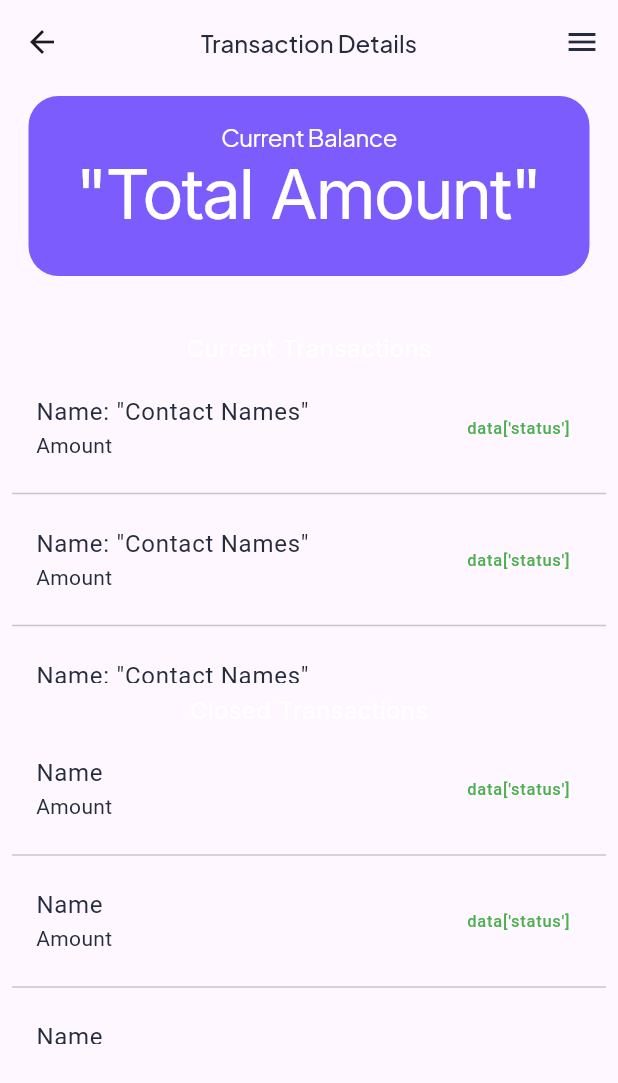
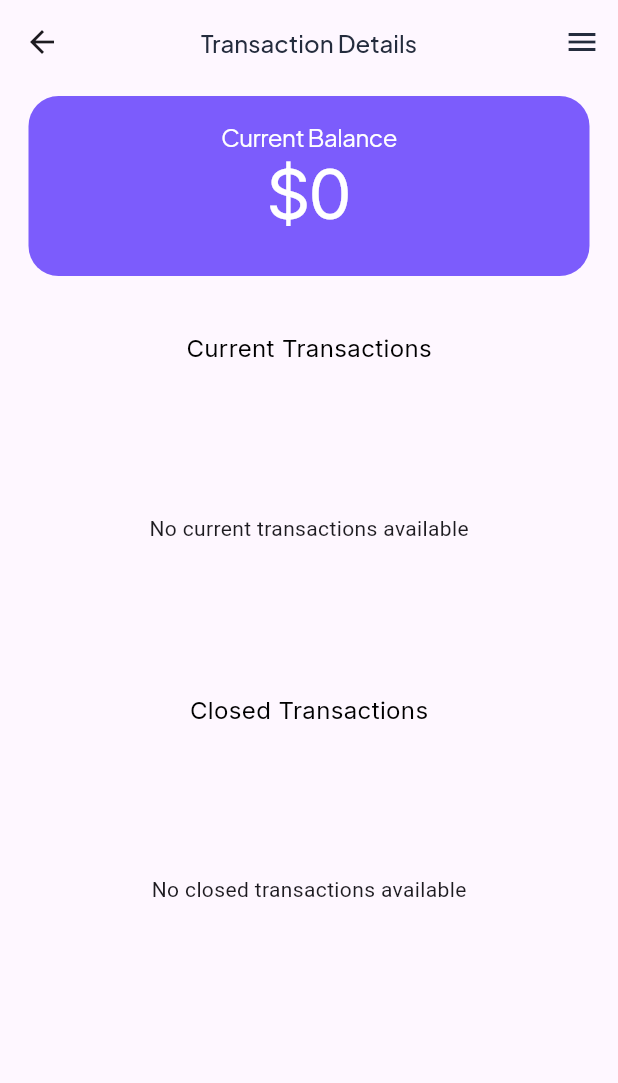
Before and after one commit to fwdAndroid/oweflow, a Flutter app: the WalletPageOffline screen opened directly, on a phone screen of 412 x 824 dp. Shown: the top 1083 px of the screen. Run offline on Flutter 3.47's test engine with Material 3 defaults, Android fonts, the phone set to English and light mode, and no system bars; our stand-ins replace cloud_firestore, firebase_auth, firebase_core, google_fonts, sqflite, syncfusion_flutter_calendar; accounts and stored records are empty.

Commit message:
Wallet Offline

```diff
--- a/lib/offline_mode/dashboard/offline_wallet_page.dart
+++ b/lib/offline_mode/dashboard/offline_wallet_page.dart
@@ -1,5 +1,6 @@
 import 'package:flutter/material.dart';
 import 'package:google_fonts/google_fonts.dart';
+import 'package:oweflow/localdatabase/local_db.dart'; // Ensure this import is correct
 import 'package:oweflow/offline_mode/featuers/offline_pre_features.dart';
 import 'package:oweflow/utils/colors.dart';
 
@@ -12,12 +13,55 @@ class WalletPageOffline extends StatefulWidget {
 
 class _WalletPageOfflineState extends State<WalletPageOffline> {
   var totalAmount = 0;
+  List<Map<String, dynamic>> currentTransactions = [];
+  List<Map<String, dynamic>> closedTransactions = [];
 
   @override
   void initState() {
-    // TODO: implement initState
     super.initState();
-    //calculateTotalAmount();
+    fetchTransactions();
+    fetchCompletedTransactions();
+    calculateTotalAmount();
+  }
+
+  Future<void> fetchTransactions() async {
+    try {
+      DatabaseMethod dbMethod = DatabaseMethod();
+      List<Map<String, dynamic>> transactions =
+          await dbMethod.getAllTransactions();
+
+      setState(() {
+        currentTransactions = transactions;
+      });
+    } catch (e) {
+      print('Error fetching transactions: $e');
+    }
+  }
+
+  Future<void> fetchCompletedTransactions() async {
+    try {
+      DatabaseMethod dbMethod = DatabaseMethod();
+      List<Map<String, dynamic>> transactions =
+          await dbMethod.getAllCompletedTransactions();
+
+      setState(() {
+        closedTransactions = transactions;
+      });
+    } catch (e) {
+      print('Error fetching completed transactions: $e');
+    }
+  }
+
+  Future<void> calculateTotalAmount() async {
+    try {
+      DatabaseMethod dbMethod = DatabaseMethod();
+      int amount = await dbMethod.calculateTotalAmount();
+      setState(() {
+        totalAmount = amount;
+      });
+    } catch (e) {
+      print('Error calculating total amount: $e');
+    }
   }
 
   @override
@@ -30,26 +74,33 @@ class _WalletPageOfflineState extends State<WalletPageOffline> {
               Navigator.push(
                 context,
                 MaterialPageRoute(
-                          builder: (builder) => PremiumFeaturesOffline()));
+                    builder: (builder) => PremiumFeaturesOffline()),
+              );
             },
             icon: Icon(
               Icons.menu,
               color: black,
-                )),
+            ),
+          ),
         ],
         leading: IconButton(
           onPressed: () {
             Navigator.pop(context);
           },
-              icon: Icon(Icons.arrow_back)),
+          icon: Icon(Icons.arrow_back),
+        ),
         centerTitle: true,
         title: Text(
           "Transaction Details",
           style: GoogleFonts.plusJakartaSans(
-                color: black, fontWeight: FontWeight.w500, fontSize: 16),
+            color: black,
+            fontWeight: FontWeight.w500,
+            fontSize: 16,
           ),
         ),
-        body: Column(children: [
+      ),
+      body: Column(
+        children: [
           Padding(
             padding: const EdgeInsets.all(8.0),
             child: Container(
@@ -79,7 +130,7 @@ class _WalletPageOfflineState extends State<WalletPageOffline> {
                       textAlign: TextAlign.center,
                     ),
                     Text(
-                      '"Total Amount"',
+                      '\$$totalAmount',
                       style: GoogleFonts.inter(
                         color: colorwhite,
                         fontSize: 46,
@@ -102,7 +153,7 @@ class _WalletPageOfflineState extends State<WalletPageOffline> {
           Text(
             "Current Transactions",
             style: GoogleFonts.inter(
-              color: colorwhite,
+              color: Colors.black,
               fontSize: 16,
               fontWeight: FontWeight.w400,
               height: 0,
@@ -112,36 +163,39 @@ class _WalletPageOfflineState extends State<WalletPageOffline> {
             padding: const EdgeInsets.all(8.0),
             child: SizedBox(
               height: MediaQuery.of(context).size.height / 4,
-                  child: ListView.builder(
+              child: currentTransactions.isEmpty
+                  ? Center(child: Text('No current transactions available'))
+                  : ListView.builder(
+                      itemCount: currentTransactions.length,
                       itemBuilder: (BuildContext context, int index) {
-                      //String contactNames = data['contact'].join(', ');
+                        var transaction = currentTransactions[index];
                         return Column(
                           children: [
                             ListTile(
                               title: Text(
-                                'Name: "Contact Names"',
+                                'Name: ${transaction['contact_name']}',
                                 style: TextStyle(color: black),
                               ),
                               subtitle: Text(
-                                "Amount",
+                                'Amount: ${transaction['amount'].toString()}',
                                 style: TextStyle(color: black),
                               ),
-                              // Add more fields as needed
                               trailing: Text(
-                                " data['status']",
+                                transaction['status'].toString().toUpperCase(),
                                 style: TextStyle(color: g),
-                              )),
-                          Divider()
+                              ),
+                            ),
+                            Divider(),
                           ],
                         );
                       },
-                  ))),
-
-          //Closed
+                    ),
+            ),
+          ),
           Text(
             "Closed Transactions",
             style: GoogleFonts.inter(
-              color: colorwhite,
+              color: Colors.black,
               fontSize: 16,
               fontWeight: FontWeight.w400,
               height: 0,
@@ -151,29 +205,37 @@ class _WalletPageOfflineState extends State<WalletPageOffline> {
             padding: const EdgeInsets.all(8.0),
             child: SizedBox(
               height: MediaQuery.of(context).size.height / 4,
-                  child: ListView.builder(
+              child: closedTransactions.isEmpty
+                  ? Center(child: Text('No closed transactions available'))
+                  : ListView.builder(
+                      itemCount: closedTransactions.length,
                       itemBuilder: (BuildContext context, int index) {
+                        var transaction = closedTransactions[index];
                         return Column(
                           children: [
                             ListTile(
                               title: Text(
-                                'Name',
+                                'Name: ${transaction['contact_name']}',
                                 style: TextStyle(color: black),
                               ),
                               subtitle: Text(
-                                'Amount',
+                                'Amount: ${transaction['amount'].toString()}',
                                 style: TextStyle(color: black),
                               ),
-                              // Add more fields as needed
                               trailing: Text(
-                                " data['status']",
+                                transaction['date'].toString().toUpperCase(),
                                 style: TextStyle(color: g),
-                              )),
-                          Divider()
+                              ),
+                            ),
+                            Divider(),
                           ],
                         );
                       },
-                  )))
-        ]));
+                    ),
+            ),
+          ),
+        ],
+      ),
+    );
   }
 }
```
Lines whose indentation alone changed are shown as unchanged.
